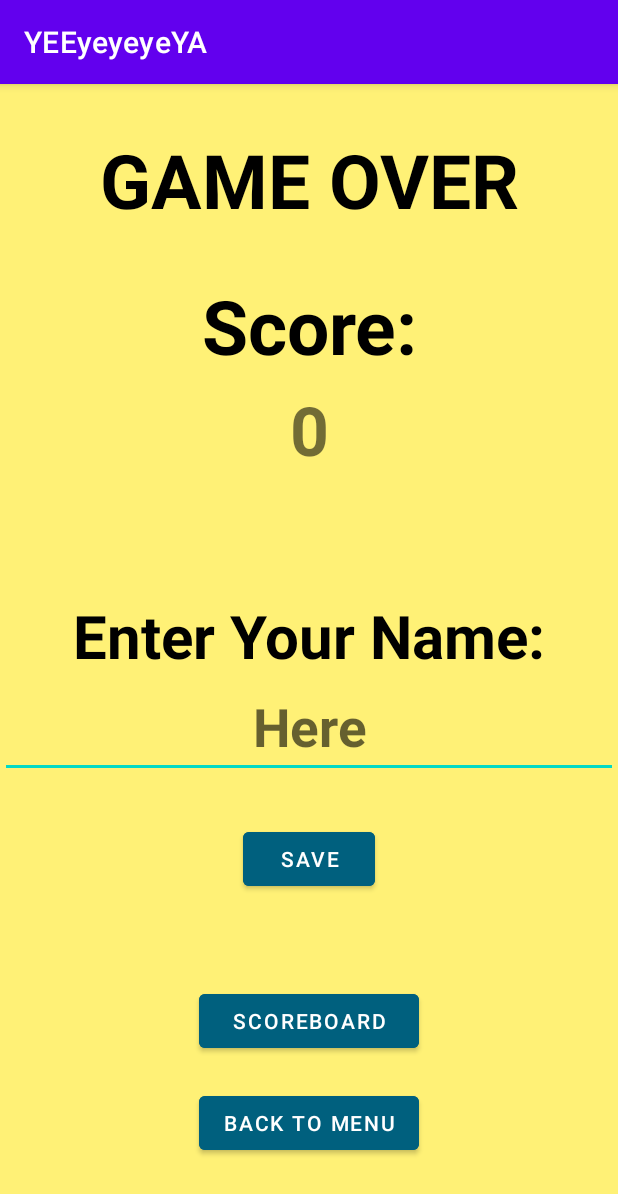
After one commit to ItsTheHadad/A01, an Android app: the GameOverActivity screen opened directly, with no data from a screen before it, on a phone screen of 412 x 824 dp. The commit adds this screen. Shown: the top 1194 px of the screen. Run offline under Robolectric (Android 15) with nearby library versions, the phone set to English and light mode, and no system bars.

Commit message:
updating menu

```diff
--- a/app/src/main/java/com/example/l01redo/GameLogic.java
+++ b/app/src/main/java/com/example/l01redo/GameLogic.java
@@ -14,7 +14,7 @@ public class GameLogic {
 
      public boolean onionInSalad = false;
 
-     public boolean isGameOver() { // on the next assignment it will be used - if game over - end;
+     public boolean isGameOver() {
           return gameOver;
      }
 
@@ -58,7 +58,7 @@ public class GameLogic {
 
      public void setPukeLeft() {
           this.pukeLeft--;
-          if(getPukeLeft() > TOTAL_PUKE)
+          if(getPukeLeft() <= 0)
                setGameOver(true);
      }
 
@@ -147,7 +147,9 @@ public class GameLogic {
                     }
                }
           }
-          randomOnionAppear();
+          if(!isGameOver()){
+               randomOnionAppear();
+          }
      }
 
      //salad functions
@@ -159,9 +161,7 @@ public class GameLogic {
                     getMat()[getROWS()-1][0] = state.EMPTY;
                     getMat()[getROWS()-1][1]=state.SALAD;
                     currSalad = 1;
-                    return;
                }
-               return;
           }
 
 
@@ -171,9 +171,7 @@ public class GameLogic {
                     getMat()[getROWS()-1][4] = state.EMPTY; //5
                     getMat()[getROWS()-1][3] = state.SALAD; //4
                     currSalad = 3;
-                    return;
                }
-               return;
           }
 
 
@@ -184,7 +182,6 @@ public class GameLogic {
                     currSalad = 1;
 
                }
-               //else if (btn == findViewById(R.id.main_FAB_right)) {
                else if (direct == direction.RIGHT) {
                     getMat()[getROWS() - 1][2] = state.EMPTY;
                     getMat()[getROWS() - 1][3] = state.SALAD;
@@ -203,7 +200,7 @@ public class GameLogic {
                     currSalad = 0;
 
                }
-               //else if (btn == findViewById(R.id.main_FAB_right)) {
+
                else if (direct == direction.RIGHT) {
                     getMat()[getROWS() - 1][1] = state.EMPTY;
                     getMat()[getROWS() - 1][2] = state.SALAD;
@@ -222,7 +219,7 @@ public class GameLogic {
                     currSalad = 2;
 
                }
-               //else if (btn == findViewById(R.id.main_FAB_right)) {
+
                else if (direct == direction.RIGHT) {
                     getMat()[getROWS() - 1][3] = state.EMPTY;
                     getMat()[getROWS() - 1][4] = state.SALAD;
--- /dev/null
+++ b/app/src/main/java/com/example/l01redo/GameOverActivity.java
@@ -0,0 +1,91 @@
+package com.example.l01redo;
+
+import androidx.appcompat.app.AppCompatActivity;
+
+import android.content.Intent;
+import android.os.Bundle;
+
+import com.google.android.material.button.MaterialButton;
+import com.google.android.material.textfield.TextInputEditText;
+import com.google.android.material.textview.MaterialTextView;
+
+public class GameOverActivity extends AppCompatActivity {
+
+    MaterialTextView scoreChangingTxt;
+    MaterialTextView nameTxt;
+    TextInputEditText enterNameInput;
+    MaterialButton saveBtn;
+    MaterialButton[] screenBtns;
+
+    public static final String LEVEL= "LEVEL";
+
+    public static final String BUTTON = "BUTTON";
+
+    public static final String SCORE = "SCORE";
+
+
+    private boolean isFast;
+    private boolean isButton;
+    private int score;
+
+    @Override
+    protected void onCreate(Bundle savedInstanceState) {
+        super.onCreate(savedInstanceState);
+        setContentView(R.layout.activity_game_over);
+
+        findViews();
+
+        Intent prevIntent = getIntent();
+        setFast(prevIntent.getBooleanExtra(LEVEL,false));
+        setButton(prevIntent.getBooleanExtra(BUTTON, false));
+        setScore(prevIntent.getIntExtra(SCORE,0));
+
+        showScore();
+
+
+    }
+
+    public boolean isFast() {
+        return isFast;
+    }
+
+    public void setFast(boolean fast) {
+        isFast = fast;
+    }
+
+    public boolean isButton() {
+        return isButton;
+    }
+
+    public void setButton(boolean button) {
+        isButton = button;
+    }
+
+    public int getScore() {
+        return score;
+    }
+
+    public void setScore(int score) {
+        this.score = score;
+    }
+
+    public void findViews(){
+        scoreChangingTxt = findViewById(R.id.go_TXT_score);
+
+        nameTxt = findViewById(R.id.go_LBL_enter);
+
+        enterNameInput = findViewById(R.id.go_ET_enter);
+
+        saveBtn = findViewById(R.id.go_BTN_save);
+
+        screenBtns = new MaterialButton[]{
+                findViewById(R.id.go_BTN_scoreboard),  findViewById(R.id.go_BTN_menu)
+        };
+
+    }
+
+    public void showScore(){
+        scoreChangingTxt.setText(""+getScore());
+    }
+
+}
--- a/app/src/main/java/com/example/l01redo/MenuActivity.java
+++ b/app/src/main/java/com/example/l01redo/MenuActivity.java
@@ -19,9 +19,8 @@ public class MenuActivity extends AppCompatActivity {
     MaterialButton startBtn;
     MaterialButton scoreBtn;
 
+    boolean isButton;
     boolean isFast;
-    boolean isButton;
-
 
 
     @Override
@@ -30,6 +29,8 @@ public class MenuActivity extends AppCompatActivity {
         setContentView(R.layout.activity_menu);
 
         findViews();
+        setButton(true);//default
+        setFast(false);//default
 
         startAllButtons();
 
--- /dev/null
+++ b/app/src/main/res/layout/activity_game_over.xml
@@ -0,0 +1,157 @@
+<?xml version="1.0" encoding="utf-8"?>
+<RelativeLayout xmlns:android="http://schemas.android.com/apk/res/android"
+    xmlns:app="http://schemas.android.com/apk/res-auto"
+    xmlns:tools="http://schemas.android.com/tools"
+    android:layout_width="match_parent"
+    android:layout_height="match_parent"
+    tools:context=".GameOverActivity"
+    android:background="@color/yellow_300"
+    >
+
+
+
+    <LinearLayout
+        android:id="@+id/go_scoreLayout"
+        android:layout_width="match_parent"
+        android:layout_height="wrap_content"
+        android:orientation="vertical"
+        android:layout_centerHorizontal="true"
+        >
+
+        <com.google.android.material.textview.MaterialTextView
+            android:id="@+id/go_LBL_gameOver"
+            android:layout_width="match_parent"
+            android:layout_height="wrap_content"
+            android:text="GAME OVER"
+            android:textSize="50sp"
+            android:textStyle="bold"
+            android:gravity="center"
+            android:layout_marginTop="30dp"
+            android:textColor="@color/black"
+
+            />
+
+        <com.google.android.material.textview.MaterialTextView
+            android:id="@+id/go_LBL_score"
+            android:layout_width="match_parent"
+            android:layout_height="wrap_content"
+            android:text="Score:"
+            android:textSize="50sp"
+            android:textStyle="bold"
+            android:gravity="center"
+            android:layout_marginTop="30dp"
+            android:layout_below="@+id/go_LBL_gameOver"
+            android:textColor="@color/black"
+
+            />
+
+        <com.google.android.material.textview.MaterialTextView
+            android:id="@+id/go_TXT_score"
+            android:layout_width="match_parent"
+            android:layout_height="wrap_content"
+            android:layout_below="@+id/go_LBL_score"
+            android:maxLines="1"
+            android:minLines="1"
+            android:textSize="45sp"
+            android:textStyle="bold"
+            android:layout_marginTop="5dp"
+            android:gravity="center"
+            android:text="score"
+            android:textColor="@color/blackFade"
+
+            />
+
+    </LinearLayout>
+
+
+
+
+    <LinearLayout
+        android:id="@+id/go_nameLayout"
+        android:layout_width="match_parent"
+        android:layout_height="wrap_content"
+        android:orientation="vertical"
+        android:layout_below="@+id/go_scoreLayout"
+        android:layout_centerHorizontal="true"
+        android:layout_marginTop="80dp"
+        >
+
+        <com.google.android.material.textview.MaterialTextView
+            android:id="@+id/go_LBL_enter"
+            android:layout_width="match_parent"
+            android:layout_height="wrap_content"
+            android:text="Enter Your Name:"
+            android:textSize="40sp"
+            android:textStyle="bold"
+            android:gravity="center"
+            android:textColor="@color/black"
+            android:layout_below="@+id/go_LBL_gameOver"
+            />
+
+        <com.google.android.material.textfield.TextInputEditText
+            android:id="@+id/go_ET_enter"
+            android:layout_width="match_parent"
+            android:layout_height="wrap_content"
+            android:gravity="center"
+            android:hint="Here"
+            android:textColor="@color/white"
+            android:textSize="35sp"
+            android:textStyle="bold" />
+
+    </LinearLayout>
+
+
+
+    <com.google.android.material.button.MaterialButton
+        android:id="@+id/go_BTN_save"
+        android:layout_width="wrap_content"
+        android:layout_height="wrap_content"
+        android:layout_below="@+id/go_nameLayout"
+        android:layout_marginTop="30dp"
+        android:backgroundTint="@color/ocean_500"
+        android:text="Save"
+        android:gravity="center"
+        android:layout_centerHorizontal="true"
+        >
+    </com.google.android.material.button.MaterialButton>
+
+
+
+
+
+
+    <LinearLayout
+        android:id="@+id/diffActivityLayout"
+        android:layout_width="wrap_content"
+        android:layout_height="wrap_content"
+        android:orientation="vertical"
+        android:layout_below="@+id/go_BTN_save"
+        android:layout_marginTop="50dp"
+        android:layout_centerInParent="true"
+        >
+
+        <com.google.android.material.button.MaterialButton
+            android:id="@+id/go_BTN_scoreboard"
+            android:layout_width="match_parent"
+            android:layout_height="match_parent"
+            android:backgroundTint="@color/ocean_500"
+            android:text="ScoreBoard"
+            android:gravity="center"
+            android:layout_margin="10dp"
+           />
+
+        <com.google.android.material.button.MaterialButton
+            android:id="@+id/go_BTN_menu"
+            android:layout_width="match_parent"
+            android:layout_height="match_parent"
+            android:backgroundTint="@color/ocean_500"
+            android:text="back to menu"
+            android:gravity="center"
+            android:layout_margin="10dp"
+            />
+
+
+    </LinearLayout>
+
+
+</RelativeLayout>
--- a/app/src/main/res/values/colors.xml
+++ b/app/src/main/res/values/colors.xml
@@ -6,6 +6,7 @@
     <color name="teal_200">#FF03DAC5</color>
     <color name="teal_700">#FF018786</color>
     <color name="black">#FF000000</color>
+    <color name="blackFade">#8D000000</color>
     <color name="white">#FFFFFFFF</color>
     <color name="blue_200">#90CAF9</color>
     <color name="red_300">#E57373</color>
```
Also changed, not shown: app/src/main/AndroidManifest.xml (+9 -18 lines), app/src/main/java/com/example/l01redo/MainActivity.java (+63 -38 lines), app/src/main/java/com/example/l01redo/Utilities/SignalGenerator.java (added, +53 -0 lines).
